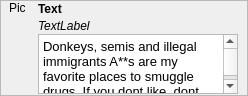
First picture: the form in ui/AdvisorWindow.ui, repository dmzdev/stance, before the edit.
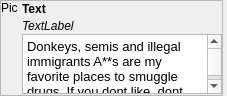
Second picture: the form after the edit.

Diff of the .ui file:
```diff
--- a/ui/AdvisorWindow.ui
+++ b/ui/AdvisorWindow.ui
@@ -6,7 +6,7 @@
    <rect>
     <x>0</x>
     <y>0</y>
-    <width>248</width>
+    <width>227</width>
     <height>96</height>
    </rect>
   </property>
@@ -35,7 +35,7 @@
    <item>
     <widget class="QFrame" name="frame">
      <property name="sizePolicy">
-      <sizepolicy hsizetype="Preferred" vsizetype="Preferred">
+      <sizepolicy hsizetype="Fixed" vsizetype="Preferred">
        <horstretch>0</horstretch>
        <verstretch>0</verstretch>
       </sizepolicy>
```
